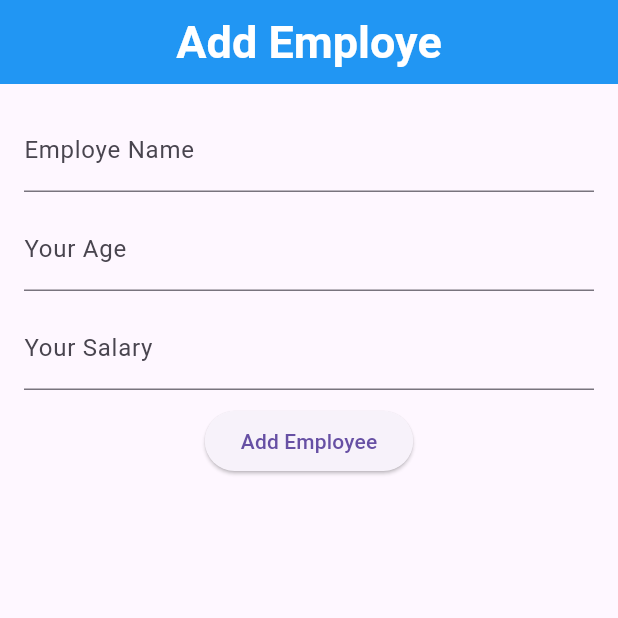
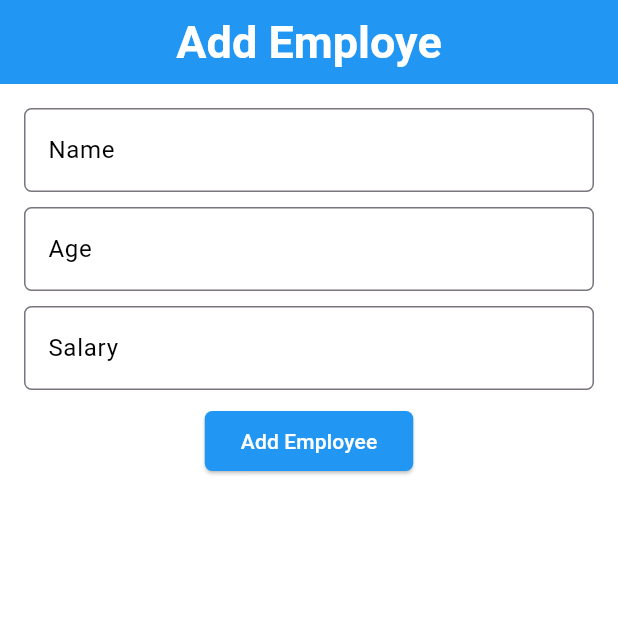
Before and after one commit to ruhulamin996/add_employee, a Flutter app: the screen it shows after launch, on a phone screen of 412 x 824 dp, the top half of it. Run offline on Flutter 3.47's test engine with Material 3 defaults, Android fonts, the phone set to English and light mode, and no system bars.

Commit message:
first commit

```diff
--- a/lib/add_employee.dart
+++ b/lib/add_employee.dart
@@ -1,17 +1,17 @@
 import 'package:flutter/material.dart';
 
+// ignore: must_be_immutable
 class AddEmployeeScreen extends StatelessWidget {
-  AddEmployeeScreen({super.key});
+   AddEmployeeScreen({super.key});
 
-  final TextEditingController nameController = TextEditingController();
-  final TextEditingController ageController = TextEditingController();
-  final TextEditingController salaryController = TextEditingController();
-
-
+   TextEditingController nameController = TextEditingController();
+   TextEditingController ageController = TextEditingController();
+   TextEditingController salaryController = TextEditingController();
 
   @override
   Widget build(BuildContext context) {
     return Scaffold(
+      backgroundColor: Colors.white,
       appBar: AppBar(
         title: Text('Add Employe'),
       ),
@@ -23,24 +23,27 @@ class AddEmployeeScreen extends StatelessWidget {
           children: [
             TextField(
               controller: nameController,
+              keyboardType: TextInputType.text,
               decoration: InputDecoration(
-                labelText: 'Employe Name',
+                labelText: 'Name',
                 hintText: 'Type your name'
               ),
             ),
             SizedBox(height: 10,),
             TextField(
               controller: ageController,
+              keyboardType: TextInputType.number,
               decoration: InputDecoration(
-                labelText: 'Your Age',
-                hintText: 'Type yoyr age'
+                labelText: 'Age',
+                hintText: 'Type your age'
               ),
             ),
             SizedBox(height: 10,),
             TextField(
               controller: salaryController,
+              keyboardType: TextInputType.number,
               decoration: InputDecoration(
-                labelText: 'Your Salary',
+                labelText: 'Salary',
                 hintText: 'Type your salary'
               ),
             ),
--- a/lib/main.dart
+++ b/lib/main.dart
@@ -12,7 +12,9 @@ class MyApp extends StatelessWidget {
   Widget build(BuildContext context) {
     return MaterialApp(
       title: 'Add Employee App',
+
       theme: ThemeData(
+
        appBarTheme: AppBarTheme(
         backgroundColor: Colors.blue,
         centerTitle: true,
@@ -23,6 +25,27 @@ class MyApp extends StatelessWidget {
         )
        ),
 
+       inputDecorationTheme: InputDecorationTheme(
+        border: OutlineInputBorder(
+          borderRadius: BorderRadius.circular(5)
+        ),
+        labelStyle: TextStyle(
+          color: Colors.black
+        ),
+        hintStyle: TextStyle(
+          color: Colors.grey
+        )
+       ),
+
+       elevatedButtonTheme: ElevatedButtonThemeData(
+        style: ElevatedButton.styleFrom(
+          backgroundColor: Colors.blue,
+          foregroundColor: Colors.white,
+          shape: RoundedRectangleBorder(
+            borderRadius: BorderRadius.circular(5),
+          ),
+        ),
+       ),
       ),
       home: AddEmployeeScreen(),
     );
```
